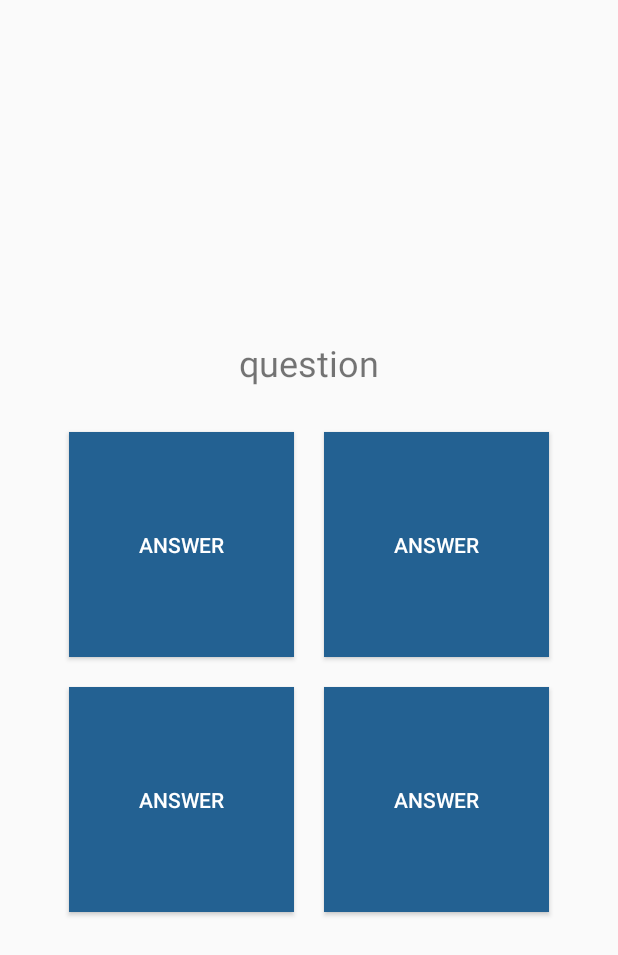
After one commit to codeWonderland/champlain-trivia, an Android app: the layout quiz.xml on its own in the app's theme, with its tools: preview values and no code run, on a phone screen of 412 x 824 dp. The commit adds this screen. Shown: the top 955 px of the screen. Run offline under Robolectric (Android 15) with nearby library versions, the phone set to English and light mode, and no system bars.

Commit message:
i can now get and answer questions

```diff
--- a/app/src/main/AndroidManifest.xml
+++ b/app/src/main/AndroidManifest.xml
@@ -24,6 +24,7 @@
             </intent-filter>
 
         </activity>
+        <activity android:name=".controller.QuizActivity" />
 
     </application>
 
--- a/app/src/main/java/us/cyosp/codewonderland/champlaintrivia/model/Quiz.kt
+++ b/app/src/main/java/us/cyosp/codewonderland/champlaintrivia/model/Quiz.kt
@@ -27,7 +27,7 @@ class Quiz(val mName: String) {
         return mScore
     }
 
-    private fun getQuestion() : Question {
+    fun getQuestion() : Question {
         return this.mQuestions[this.mCurrentQuestion]
     }
 }
--- /dev/null
+++ b/app/src/main/res/layout/quiz.xml
@@ -0,0 +1,77 @@
+<?xml version="1.0" encoding="utf-8"?>
+<LinearLayout xmlns:android="http://schemas.android.com/apk/res/android"
+    android:orientation="vertical"
+    android:layout_width="match_parent"
+    android:gravity="center"
+    android:layout_height="match_parent">
+
+    <TextView
+        android:id="@+id/question"
+        android:layout_width="match_parent"
+        android:layout_height="wrap_content"
+        android:text="@string/tmp_question"
+        android:textAlignment="center"
+        android:textAllCaps="false"
+        android:textSize="24sp"
+        android:layout_margin="20dp"/>
+
+    <LinearLayout
+        android:orientation="horizontal"
+        android:layout_height="wrap_content"
+        android:layout_width="match_parent"
+        android:gravity="center_horizontal">
+
+        <Button
+            android:id="@+id/answer0"
+            android:layout_width="150dp"
+            android:layout_height="150dp"
+            android:background="#236192"
+            android:textColor="#fff"
+            android:layout_margin="10dp"
+            android:text="@string/tmp_answer" />
+
+        <Button
+            android:id="@+id/answer1"
+            android:layout_width="150dp"
+            android:layout_height="150dp"
+            android:background="#236192"
+            android:textColor="#fff"
+            android:layout_margin="10dp"
+            android:text="@string/tmp_answer" />
+    </LinearLayout>
+
+    <LinearLayout
+        android:orientation="horizontal"
+        android:layout_height="wrap_content"
+        android:layout_width="match_parent"
+        android:gravity="center_horizontal">
+        <Button
+            android:id="@+id/answer2"
+            android:layout_width="150dp"
+            android:layout_height="150dp"
+            android:background="#236192"
+            android:textColor="#fff"
+            android:layout_margin="10dp"
+            android:text="@string/tmp_answer" />
+
+        <Button
+            android:id="@+id/answer3"
+            android:layout_width="150dp"
+            android:layout_height="150dp"
+            android:background="#236192"
+            android:textColor="#fff"
+            android:layout_margin="10dp"
+            android:text="@string/tmp_answer" />
+
+    </LinearLayout>
+
+    <Button
+        android:id="@+id/nextButton"
+        android:layout_width="wrap_content"
+        android:layout_height="wrap_content"
+        android:background="#00a9e0"
+        android:textColor="#fff"
+        android:visibility="gone"
+        android:text="@string/next_button"/>
+
+</LinearLayout>
--- a/app/src/main/res/values/strings.xml
+++ b/app/src/main/res/values/strings.xml
@@ -1,3 +1,11 @@
 <resources>
     <string name="app_name">Champlain Trivia</string>
+    <string name="quiz_selection_prompt">choose a quiz, any quiz</string>
+    <string name="history">History</string>
+    <string name="buildings">Buildings</string>
+    <string name="faculty">Faculty</string>
+    <string name="next_button">Next ❯</string>
+    <string name="submit_button">Submit ✓</string>
+    <string name="tmp_answer">answer</string>
+    <string name="tmp_question">question</string>
 </resources>
--- a/app/src/main/res/values/styles.xml
+++ b/app/src/main/res/values/styles.xml
@@ -3,8 +3,8 @@
     <!-- Base application theme. -->
     <style name="AppTheme" parent="Theme.AppCompat.Light.DarkActionBar">
         <!-- Customize your theme here. -->
-        <item name="colorPrimary">@color/colorPrimary</item>
-        <item name="colorPrimaryDark">@color/colorPrimaryDark</item>
+        <item name="colorPrimary">#236192</item>
+        <item name="colorPrimaryDark">#00a9e0</item>
         <item name="colorAccent">@color/colorAccent</item>
     </style>
 
```
Also changed, not shown: app/src/main/assets/quiz_data.xml (+5 -3 lines), app/src/main/java/us/cyosp/codewonderland/champlaintrivia/controller/QuizActivity.kt (added, +114 -0 lines), app/src/main/java/us/cyosp/codewonderland/champlaintrivia/controller/QuizSelection.kt (+26 -4 lines), app/src/main/java/us/cyosp/codewonderland/champlaintrivia/model/Question.kt (+9 -6 lines), app/src/main/res/layout/quiz_selection.xml (+55 -1 lines).
